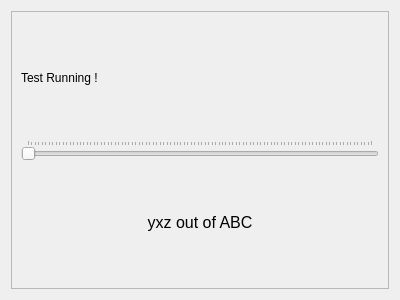
Above: UI/testRun.ui from TheNephalian/Senior-Project before the change. Below: the same form after it.
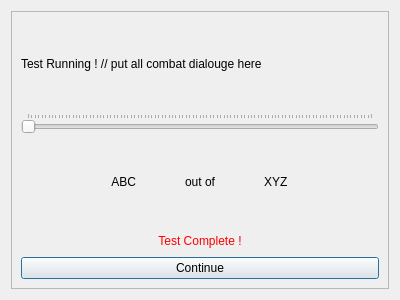
That is the form after the change.

Diff of the .ui file:
```diff
--- a/UI/testRun.ui
+++ b/UI/testRun.ui
@@ -29,15 +29,54 @@
        </rect>
       </property>
       <layout class="QGridLayout" name="gridLayout">
-       <item row="0" column="0">
-        <widget class="QLabel" name="label">
+       <item row="2" column="1">
+        <widget class="QLabel" name="label_3">
          <property name="text">
-          <string>Test Running !</string>
+          <string>out of</string>
          </property>
+         <property name="alignment">
+          <set>Qt::AlignCenter</set>
+         </property>
         </widget>
        </item>
-       <item row="1" column="0">
+       <item row="3" column="0" colspan="3">
+        <widget class="QLabel" name="testCompleteLabel">
+         <property name="maximumSize">
+          <size>
+           <width>16777215</width>
+           <height>20</height>
+          </size>
+         </property>
+         <property name="text">
+          <string>&lt;html&gt;&lt;head/&gt;&lt;body&gt;&lt;p&gt;&lt;span style=&quot; color:#ff0000;&quot;&gt;Test Complete !&lt;/span&gt;&lt;/p&gt;&lt;/body&gt;&lt;/html&gt;</string>
+         </property>
+         <property name="alignment">
+          <set>Qt::AlignCenter</set>
+         </property>
+        </widget>
+       </item>
+       <item row="2" column="0">
+        <widget class="QLabel" name="label_2">
+         <property name="text">
+          <string>ABC</string>
+         </property>
+         <property name="alignment">
+          <set>Qt::AlignRight|Qt::AlignTrailing|Qt::AlignVCenter</set>
+         </property>
+        </widget>
+       </item>
+       <item row="2" column="2">
+        <widget class="QLabel" name="label_4">
+         <property name="text">
+          <string>XYZ</string>
+         </property>
+        </widget>
+       </item>
+       <item row="1" column="0" colspan="3">
         <widget class="QSlider" name="horizontalSlider">
+         <property name="maximum">
+          <number>1000</number>
+         </property>
          <property name="orientation">
           <enum>Qt::Horizontal</enum>
          </property>
@@ -46,18 +85,17 @@
          </property>
         </widget>
        </item>
-       <item row="2" column="0">
-        <widget class="QLabel" name="label_2">
-         <property name="font">
-          <font>
-           <pointsize>12</pointsize>
-          </font>
-         </property>
+       <item row="0" column="0" colspan="3">
+        <widget class="QLabel" name="label">
          <property name="text">
-          <string>yxz out of ABC</string>
+          <string>Test Running ! // put all combat dialouge here</string>
          </property>
-         <property name="alignment">
-          <set>Qt::AlignCenter</set>
+        </widget>
+       </item>
+       <item row="4" column="0" colspan="3">
+        <widget class="QPushButton" name="pushButton">
+         <property name="text">
+          <string>Continue</string>
          </property>
         </widget>
        </item>
```
